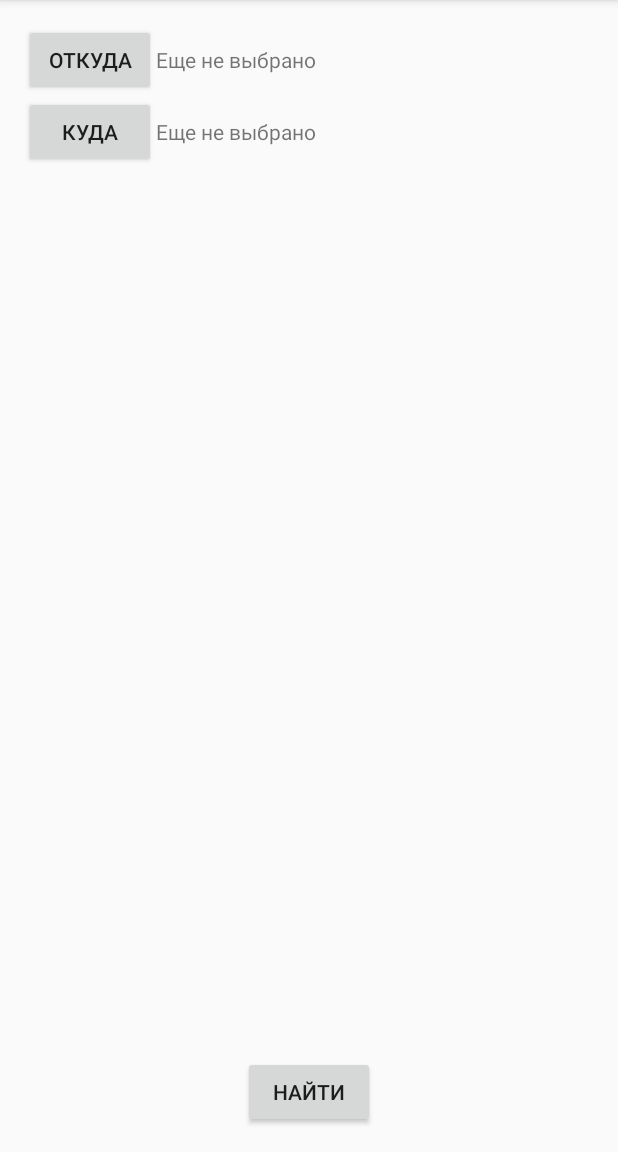
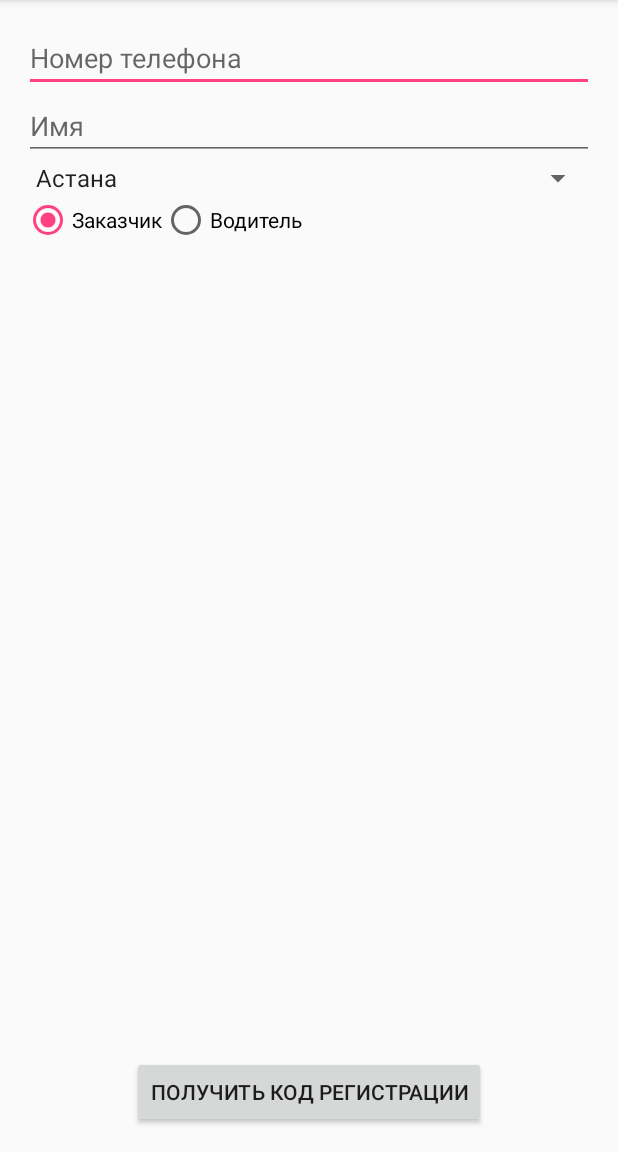
Before and after one commit to mitro/freight, an Android app: the screen it shows after launch (RouteActivity before the commit, RegistrationActivity after it), on a phone screen of 412 x 824 dp, the part 84-1236 px from its top. Run offline under Robolectric (Android 15) with nearby library versions, the phone set to English and light mode, and no system bars.

Commit message:
Создание формы регистрации

```diff
--- a/app/src/main/AndroidManifest.xml
+++ b/app/src/main/AndroidManifest.xml
@@ -9,7 +9,9 @@
         android:supportsRtl="true"
         android:theme="@style/AppTheme" >
         <activity android:name=".activities.RouteActivity" >
-      <intent-filter >
+        </activity>
+        <activity android:name=".activities.RegistrationActivity" >
+            <intent-filter>
                 <action android:name="android.intent.action.MAIN" />
                 <category android:name="android.intent.category.LAUNCHER" />
             </intent-filter>
--- /dev/null
+++ b/app/src/main/java/rt/dtech/kz/freight/activities/RegistrationActivity.java
@@ -0,0 +1,34 @@
+package rt.dtech.kz.freight.activities;
+
+import android.support.v7.app.AppCompatActivity;
+import android.os.Bundle;
+import android.widget.ArrayAdapter;
+import android.widget.RadioGroup;
+import android.widget.Spinner;
+
+import rt.dtech.kz.freight.R;
+
+public class RegistrationActivity extends AppCompatActivity {
+
+  @Override
+  protected void onCreate(Bundle savedInstanceState) {
+    super.onCreate(savedInstanceState);
+    setContentView(R.layout.activity_registration);
+
+    fillCitiesSpinner();
+    setDefaultUserType();
+  }
+
+  private void fillCitiesSpinner() {
+    Spinner spinner = (Spinner) findViewById(R.id.citiesSpinner);
+    ArrayAdapter<CharSequence> adapter = ArrayAdapter.createFromResource(
+      this, R.array.cities, android.R.layout.simple_spinner_item);
+    adapter.setDropDownViewResource(android.R.layout.simple_spinner_dropdown_item);
+    spinner.setAdapter(adapter);
+  }
+
+  private void setDefaultUserType() {
+    RadioGroup group = (RadioGroup) findViewById(R.id.userTypeRadioGroup);
+    group.check(R.id.customerRadioButton);
+  }
+}
--- /dev/null
+++ b/app/src/main/res/layout/activity_registration.xml
@@ -0,0 +1,60 @@
+<?xml version="1.0" encoding="utf-8"?>
+<RelativeLayout
+  xmlns:android="http://schemas.android.com/apk/res/android"
+  xmlns:tools="http://schemas.android.com/tools"
+  android:layout_width="match_parent"
+  android:layout_height="match_parent"
+  android:paddingLeft="@dimen/activity_horizontal_margin"
+  android:paddingRight="@dimen/activity_horizontal_margin"
+  android:paddingTop="@dimen/activity_vertical_margin"
+  android:paddingBottom="@dimen/activity_vertical_margin"
+  tools:context="rt.dtech.kz.freight.activities.RegistrationActivity">
+
+  <EditText
+    android:id="@+id/phoneEdit"
+    android:layout_width="fill_parent"
+    android:layout_height="wrap_content"
+    android:hint="@string/phone_number"
+    android:inputType="phone"
+    android:layout_alignParentTop="true"/>
+
+  <EditText
+    android:id="@+id/userNameEdit"
+    android:layout_width="fill_parent"
+    android:layout_height="wrap_content"
+    android:hint="@string/user_name"
+    android:layout_below="@id/phoneEdit"/>
+
+  <Spinner
+    android:id="@+id/citiesSpinner"
+    android:layout_width="fill_parent"
+    android:layout_height="wrap_content"
+    android:layout_below="@id/userNameEdit"/>
+
+  <RadioGroup
+    android:id="@+id/userTypeRadioGroup"
+    android:layout_width="fill_parent"
+    android:layout_height="wrap_content"
+    android:orientation="horizontal"
+    android:layout_below="@id/citiesSpinner">
+    <RadioButton
+      android:id="@+id/customerRadioButton"
+      android:layout_width="wrap_content"
+      android:layout_height="wrap_content"
+      android:text="@string/customer"/>
+    <RadioButton
+      android:id="@+id/driverRadioButton"
+      android:layout_width="wrap_content"
+      android:layout_height="wrap_content"
+      android:text="@string/driver"/>
+  </RadioGroup>
+
+  <Button
+    android:id="@+id/getCodeButton"
+    android:layout_width="wrap_content"
+    android:layout_height="wrap_content"
+    android:layout_alignParentBottom="true"
+    android:layout_centerHorizontal="true"
+    android:text="@string/get_registration_code"/>
+
+</RelativeLayout>
--- a/app/src/main/res/values/strings.xml
+++ b/app/src/main/res/values/strings.xml
@@ -1,7 +1,18 @@
 <resources>
-    <string name="app_name">Freight</string>
-    <string name="from">Откуда</string>
-    <string name="to">Куда</string>
-    <string name="not_selected">Еще не выбрано</string>
-    <string name="find">Найти</string>
+  <string name="app_name">Freight</string>
+  <string name="from">Откуда</string>
+  <string name="to">Куда</string>
+  <string name="not_selected">Еще не выбрано</string>
+  <string name="find">Найти</string>
+  <string name="phone_number">Номер телефона</string>
+  <string name="user_name">Имя</string>
+  <string name="customer">Заказчик</string>
+  <string name="driver">Водитель</string>
+  <string name="get_registration_code">Получить код регистрации</string>
+  <string-array name="cities">
+    <item>Астана</item>
+    <item>Алматы</item>
+    <item>Караганда</item>
+    <item>Павлодар</item>
+  </string-array>
 </resources>
```
Lines whose indentation alone changed are shown as unchanged.
